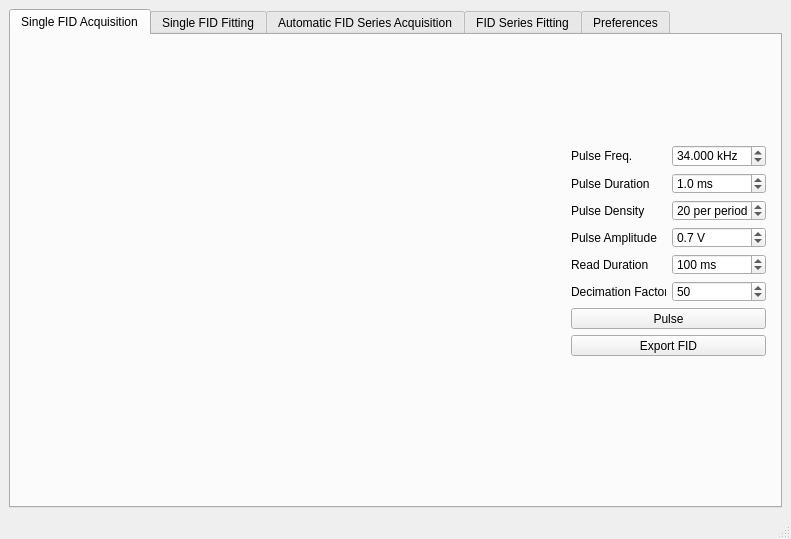
Qt form FLYNN/UI/daq_ui.ui (isispolneut/flynn_nmr_control) before a commit.
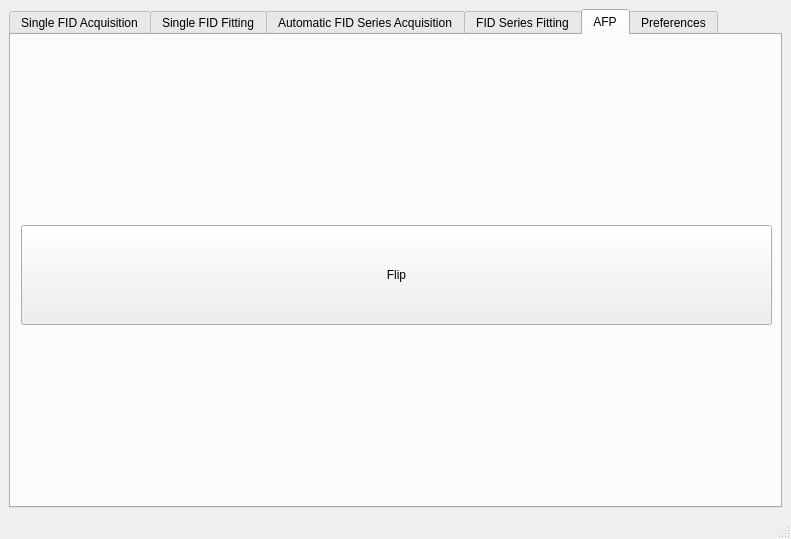
The same form after that commit. The open tabs and pages were chosen to show the change.

Commit message: Readded AFP functionality for PNCMI

Patch:
```diff
--- a/FLYNN/UI/daq_ui.ui
+++ b/FLYNN/UI/daq_ui.ui
@@ -14,8 +14,8 @@
    <string>NMR Control</string>
   </property>
   <widget class="QWidget" name="centralwidget">
-   <layout class="QHBoxLayout" name="horizontalLayout_2">
-    <item>
+   <layout class="QGridLayout" name="gridLayout_9">
+    <item row="0" column="0">
      <widget class="QTabWidget" name="main_tabs">
       <property name="sizePolicy">
        <sizepolicy hsizetype="Expanding" vsizetype="Expanding">
@@ -1353,6 +1353,36 @@
         </layout>
        </widget>
       </widget>
+      <widget class="QWidget" name="afp_tab">
+       <attribute name="title">
+        <string>AFP</string>
+       </attribute>
+       <widget class="QWidget" name="gridLayoutWidget">
+        <property name="geometry">
+         <rect>
+          <x>10</x>
+          <y>10</y>
+          <width>751</width>
+          <height>461</height>
+         </rect>
+        </property>
+        <layout class="QGridLayout" name="gridLayout_10">
+         <item row="0" column="0">
+          <widget class="QPushButton" name="afp_button">
+           <property name="minimumSize">
+            <size>
+             <width>0</width>
+             <height>100</height>
+            </size>
+           </property>
+           <property name="text">
+            <string>Flip</string>
+           </property>
+          </widget>
+         </item>
+        </layout>
+       </widget>
+      </widget>
       <widget class="QWidget" name="pref_tab">
        <attribute name="title">
         <string>Preferences</string>
```
Left out of the diff: 36 changed lines with no effect on the pictures. The commit also changes 2 other files.
